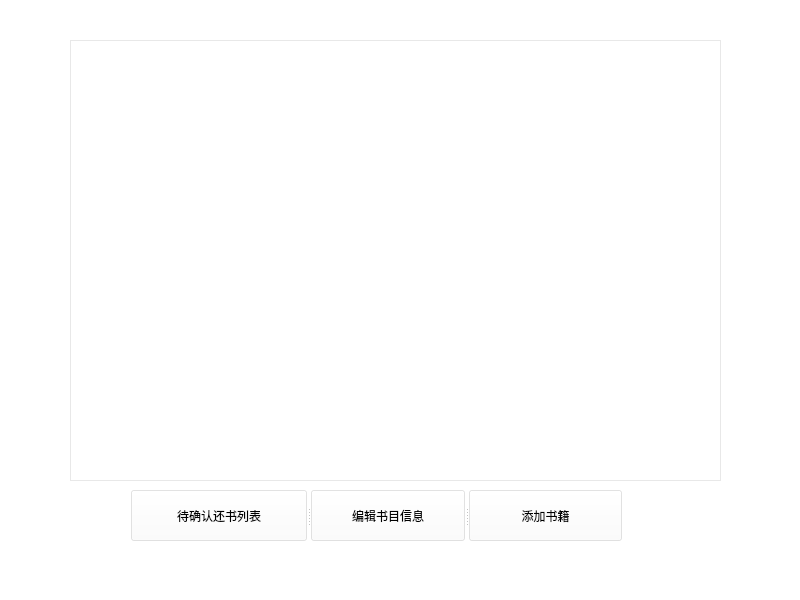
This is LibraryManagementSystem/admingui.ui in jkxing/LibraryManagementSystem as Qt 5 draws it before an edit. The edited form follows.
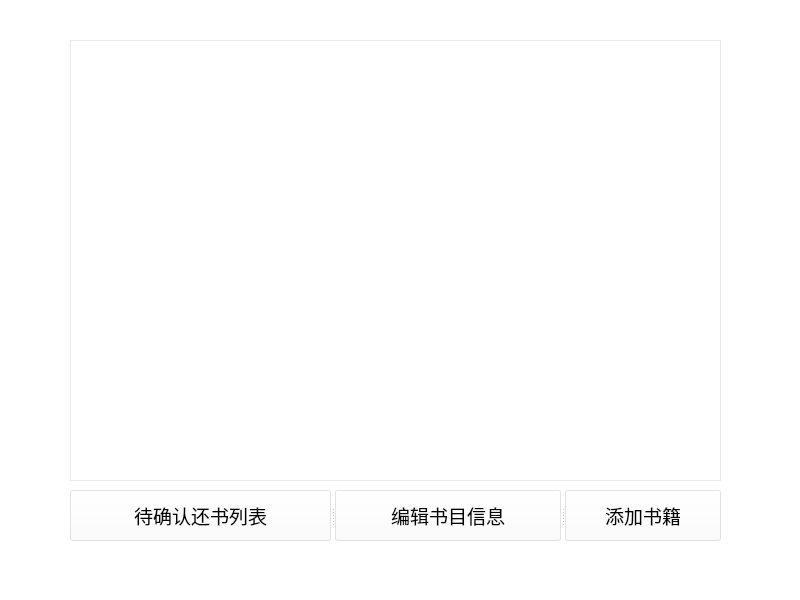
This is the edited form.

```diff
--- a/LibraryManagementSystem/admingui.ui
+++ b/LibraryManagementSystem/admingui.ui
@@ -33,9 +33,9 @@
    <widget class="QSplitter" name="splitter">
     <property name="geometry">
      <rect>
-      <x>131</x>
+      <x>70</x>
       <y>490</y>
-      <width>491</width>
+      <width>651</width>
       <height>51</height>
      </rect>
     </property>
@@ -43,6 +43,11 @@
      <enum>Qt::Horizontal</enum>
     </property>
     <widget class="QPushButton" name="pushButton">
+     <property name="font">
+      <font>
+       <pointsize>14</pointsize>
+      </font>
+     </property>
      <property name="styleSheet">
       <string notr="true">background-color: rgba(255, 255, 255, 100);</string>
      </property>
@@ -51,6 +56,11 @@
      </property>
     </widget>
     <widget class="QPushButton" name="pushButton_2">
+     <property name="font">
+      <font>
+       <pointsize>14</pointsize>
+      </font>
+     </property>
      <property name="styleSheet">
       <string notr="true">background-color: rgba(255, 255, 255, 100);</string>
      </property>
@@ -59,6 +69,11 @@
      </property>
     </widget>
     <widget class="QPushButton" name="pushButton_3">
+     <property name="font">
+      <font>
+       <pointsize>14</pointsize>
+      </font>
+     </property>
      <property name="styleSheet">
       <string notr="true">background-color: rgba(255, 255, 255, 100);</string>
      </property>
```
